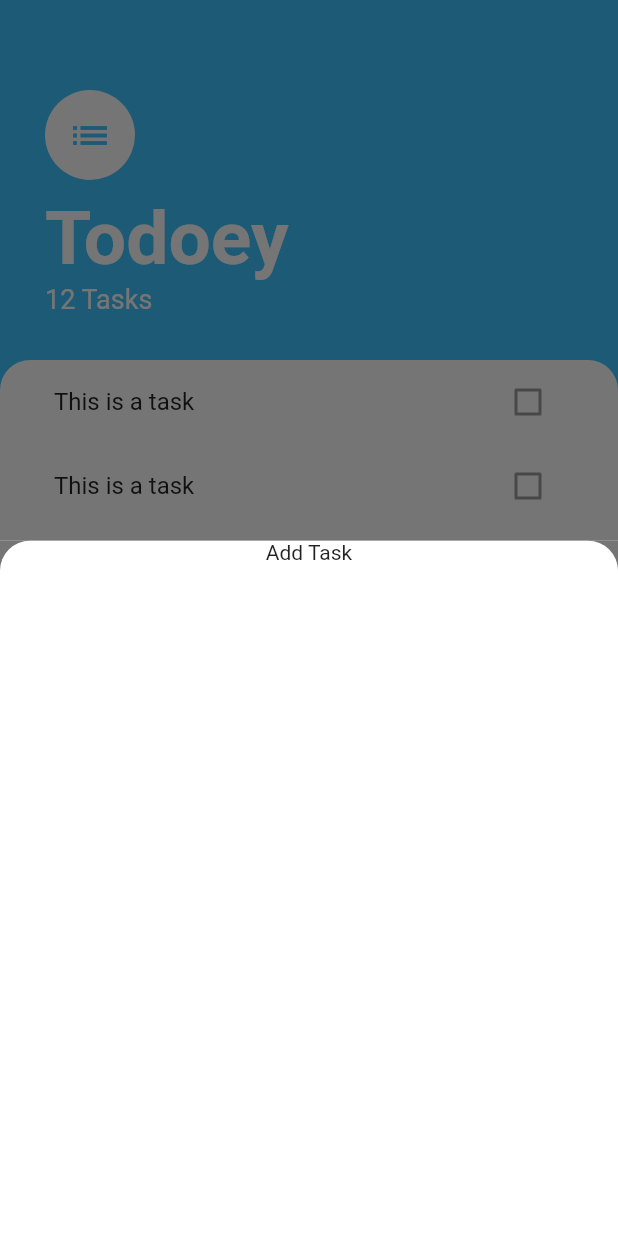
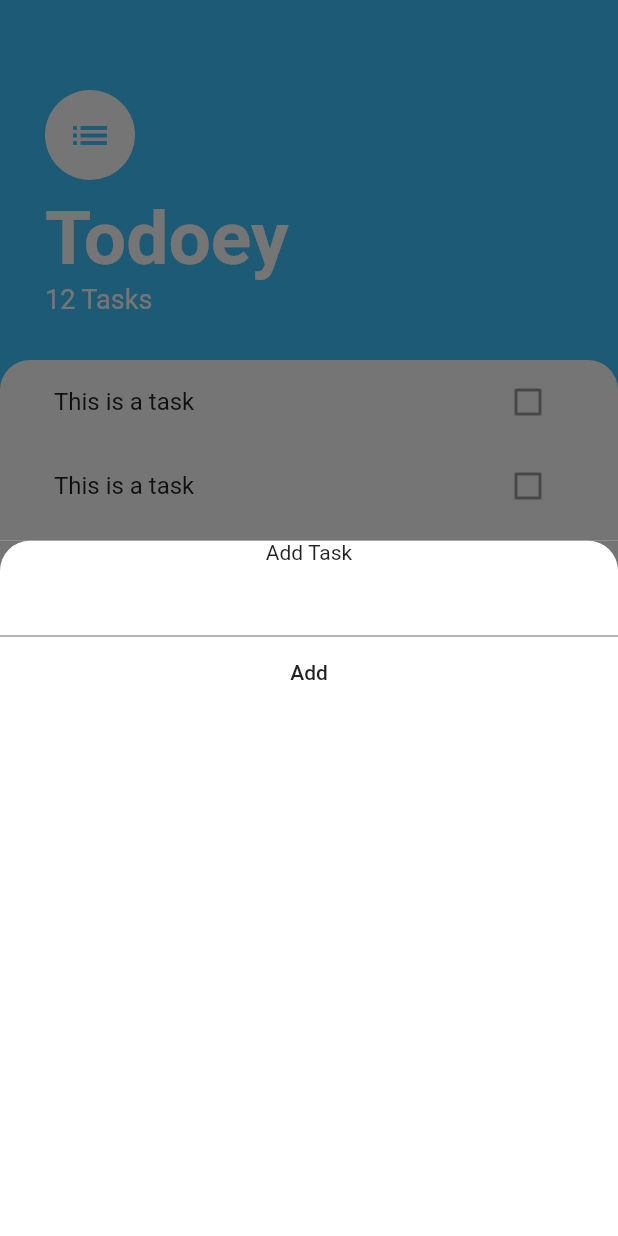
Before and after one commit to einnor/flutter-todoey, a Flutter app: the screen it shows after launch, after a tap on the "add" icon, on a phone screen of 412 x 824 dp. Run offline on Flutter 3.47's test engine with Material 2 defaults, Android fonts, the phone set to English and light mode, and no system bars.

Commit message:
Input field and flat button

```diff
--- a/lib/screens/add_task_screen.dart
+++ b/lib/screens/add_task_screen.dart
@@ -24,6 +24,13 @@ class _AddTaskScreenState extends State<AddTaskScreen> {
               'Add Task',
               style: TextStyle(),
             ),
+            TextField(),
+            FlatButton(
+              onPressed: () {},
+              child: Text(
+                'Add',
+              ),
+            ),
           ],
         ),
       ),
```
